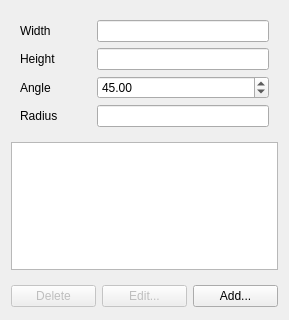
Old version of the form src/Mod/CAM/Gui/Resources/panels/HoldingTagsEdit.ui in the repository southseact-3d/fcd; both pictures show x 0 to 289 and y 0 to 320 of the 289 by 466 pixel window.
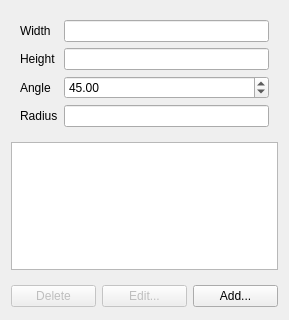
New version of the form. Custom widgets are drawn as their Qt base class.

What changed in the file:
```diff
--- a/src/Mod/CAM/Gui/Resources/panels/HoldingTagsEdit.ui
+++ b/src/Mod/CAM/Gui/Resources/panels/HoldingTagsEdit.ui
@@ -37,7 +37,7 @@
       <item row="2" column="0">
        <widget class="QLabel" name="label_4">
         <property name="text">
-         <string>Angle            </string>
+         <string>Angle</string>
         </property>
        </widget>
       </item>
```
